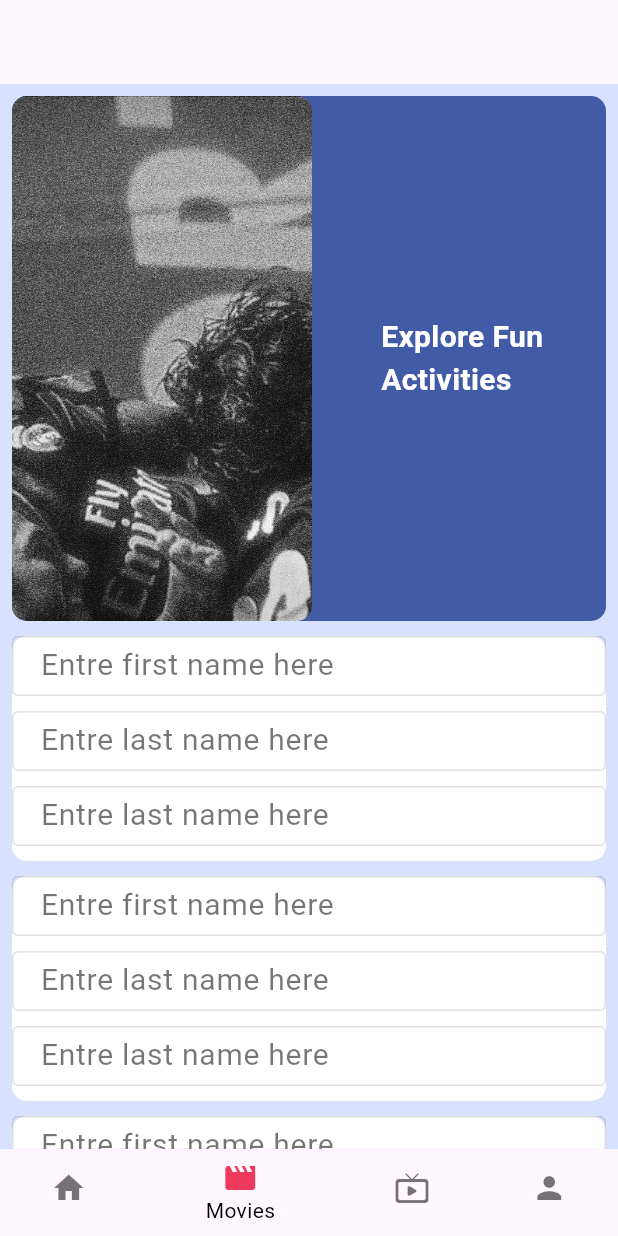
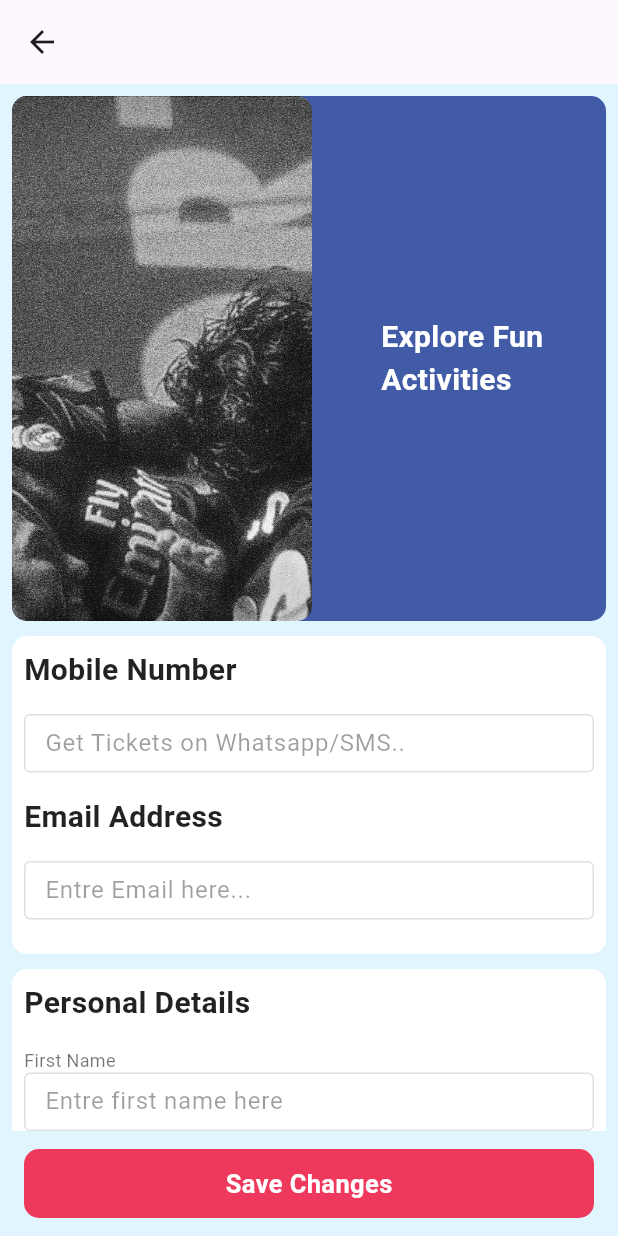
Before and after one commit to Animesh-d27/bookngo, a Flutter app: the EditProfileScreeen screen opened directly, on a phone screen of 412 x 824 dp. Run offline on Flutter 3.47's test engine with Material 3 defaults, Android fonts, the light colour scheme and no system bars; our stand-ins replace carousel_slider, intl_phone_field, pinput.

Commit message:
Bk:Changes made in dev.

```diff
--- a/lib/configs/app_dimensions.dart
+++ b/lib/configs/app_dimensions.dart
@@ -10,4 +10,5 @@ const double kDashboardHorizontalPadding = 20;
 const double kDashboardVerticalPadding = 10;
 const double kBackIconSize = 25;
 const double kTextFormFieldPadding = 15;
+const double kLeftTextFormFieldPadding = 10;
 const double kElevatedButtonHeight = 50;
--- a/lib/main.dart
+++ b/lib/main.dart
@@ -1,4 +1,4 @@
-import 'package:bookngo/screens/myProfileScreen/editProfileScreen/edit_profile_screen.dart';
+import 'package:bookngo/screens/splashScreen/bookngo_splash_screen.dart';
 import 'package:flutter/material.dart';
 
 void main() {
@@ -12,7 +12,7 @@ class MyApp extends StatelessWidget {
   Widget build(BuildContext context) {
     return const MaterialApp(
       debugShowCheckedModeBanner: false,
-      home: EditProfileScreeen(),
+      home: SplashScreen(),
     );
   }
 }
--- a/lib/screens/homeScreen/home_screen.dart
+++ b/lib/screens/homeScreen/home_screen.dart
@@ -17,7 +17,7 @@ class HomesScreen extends StatelessWidget {
     return Scaffold(
         backgroundColor: Colors.white,
         appBar: const CustomAppBarHomeScreen(),
-        bottomNavigationBar: const BottomNavBar(),
+        bottomNavigationBar:  BottomNavBar(),
         body: SingleChildScrollView(
             physics: const BouncingScrollPhysics(),
             child: Column(
--- a/lib/screens/myProfileScreen/editProfileScreen/edit_profile_screen.dart
+++ b/lib/screens/myProfileScreen/editProfileScreen/edit_profile_screen.dart
@@ -1,8 +1,7 @@
-import 'package:bookngo/configs/app_color.dart';
 import 'package:bookngo/configs/spacing.dart';
 import 'package:bookngo/screens/homeScreen/widgets/recommendationcards/recommendation_container.dart';
 import 'package:bookngo/screens/myProfileScreen/widgets/textFormFieldWidget/my_Profile_Text_Form_Field.dart';
-import 'package:bookngo/utils/bottomNavBar/bottom_nav_bar.dart';
+import 'package:bookngo/utils/bottomNavBar/save_edit_profile_bottom_bar.dart';
 import 'package:bookngo/utils/constants/string_constants.dart';
 import 'package:bookngo/utils/home_screen_images.dart';
 import 'package:flutter/material.dart';
@@ -13,9 +12,9 @@ class EditProfileScreeen extends StatelessWidget {
   @override
   Widget build(BuildContext context) {
     return Scaffold(
-        backgroundColor: AppColor.lightestBlue,
+        backgroundColor: Colors.lightBlue.shade50,
         appBar: AppBar(),
-        bottomNavigationBar: const BottomNavBar(),
+        bottomNavigationBar: SaveEditProfileBottomBar(),
         body: Padding(
             padding: const EdgeInsets.only(
                 top: bodyPadding, left: bodyPadding, right: bodyPadding),
@@ -29,56 +28,146 @@ class EditProfileScreeen extends StatelessWidget {
                   Container(
                       decoration: const BoxDecoration(
                           color: Colors.white,
-                          borderRadius:
-                          BorderRadius.all(Radius.circular(10))),
-                      child: const Column(crossAxisAlignment: CrossAxisAlignment.center,mainAxisAlignment: MainAxisAlignment.center,children: [
+                          borderRadius: BorderRadius.all(Radius.circular(10))),
+                      child: const Padding(
+                          padding: EdgeInsets.all(8.0),
+                          child: Column(
+                              crossAxisAlignment: CrossAxisAlignment.start,
+                              mainAxisAlignment: MainAxisAlignment.start,
+                              children: [
+                                Text('Mobile Number',
+                                    style: TextStyle(
+                                        fontSize: 20,
+                                        fontWeight: FontWeight.bold,
+                                        color: Colors.black87)),
+                                SizedBox(height: spacingBetweenWidgets),
                                 MyProfileTextFormField(
-                            hintText: 'Entre first name here'),
-                        SizedBox(height: 10),
+                                    hintText: 'Get Tickets on Whatsapp/SMS..'),
+                                SizedBox(height: spacingBetweenWidgets),
+                                Text('Email Address',
+                                    style: TextStyle(
+                                        fontSize: 20,
+                                        fontWeight: FontWeight.bold,
+                                        color: Colors.black87)),
+                                SizedBox(height: spacingBetweenWidgets),
                                 MyProfileTextFormField(
-                            hintText: 'Entre last name here'),
-                        SizedBox(height: 10),
-                        MyProfileTextFormField(
-                            hintText: 'Entre last name here'),
-                        SizedBox(height: 10)
-                      ])),
+                                    hintText: 'Entre Email here...'),
+                                SizedBox(height: spacingBetweenWidgets)
+                              ]))),
                   const SizedBox(height: 10),
-
                   Container(
                       decoration: const BoxDecoration(
                           color: Colors.white,
-                          borderRadius:
-                          BorderRadius.all(Radius.circular(10))),
-                      child: const Column(crossAxisAlignment: CrossAxisAlignment.center,mainAxisAlignment: MainAxisAlignment.center,children: [
-
+                          borderRadius: BorderRadius.all(Radius.circular(10))),
+                      child: const Padding(
+                          padding: EdgeInsets.all(8.0),
+                          child: Column(
+                              crossAxisAlignment: CrossAxisAlignment.start,
+                              mainAxisAlignment: MainAxisAlignment.start,
+                              children: [
+                                Text('Personal Details',
+                                    style: TextStyle(
+                                        fontSize: 20,
+                                        fontWeight: FontWeight.bold,
+                                        color: Colors.black87)),
+                                SizedBox(height: spacingBetweenWidgets),
+                                Text('First Name',
+                                    style: TextStyle(
+                                        fontSize: 12,
+                                        fontWeight: FontWeight.normal,
+                                        color: Colors.black54)),
                                 MyProfileTextFormField(
                                     hintText: 'Entre first name here'),
-                        SizedBox(height: 10),
+                                SizedBox(height: spacingBetweenWidgets),
+                                Text('First Name',
+                                    style: TextStyle(
+                                        fontSize: 12,
+                                        fontWeight: FontWeight.normal,
+                                        color: Colors.black54)),
+                                MyProfileTextFormField(
+                                    hintText: 'Entre middle name here'),
+                                SizedBox(height: spacingBetweenWidgets),
+                                Text('First Name',
+                                    style: TextStyle(
+                                        fontSize: 12,
+                                        fontWeight: FontWeight.normal,
+                                        color: Colors.black54)),
                                 MyProfileTextFormField(
                                     hintText: 'Entre last name here'),
-                        SizedBox(height: 10),
-                        MyProfileTextFormField(
-                            hintText: 'Entre last name here'),
-                        SizedBox(height: 10)
-                      ])),
+                                SizedBox(height: spacingBetweenWidgets)
+                              ]))),
                   const SizedBox(height: 10),
-
                   Container(
                       decoration: const BoxDecoration(
                           color: Colors.white,
-                          borderRadius:
-                          BorderRadius.all(Radius.circular(10))),
-                      child: const Column(crossAxisAlignment: CrossAxisAlignment.center,mainAxisAlignment: MainAxisAlignment.center,children: [
+                          borderRadius: BorderRadius.all(Radius.circular(10))),
+                      child: const Padding(
+                          padding: EdgeInsets.all(8.0),
+                          child: Column(
+                              crossAxisAlignment: CrossAxisAlignment.start,
+                              mainAxisAlignment: MainAxisAlignment.start,
+                              children: [
+                                Text('Address (Optional)',
+                                    style: TextStyle(
+                                        fontSize: 20,
+                                        fontWeight: FontWeight.bold,
+                                        color: Colors.black87)),
+                                SizedBox(height: spacingBetweenWidgets),
+                                Text('Area Pincode',
+                                    style: TextStyle(
+                                        fontSize: 12,
+                                        fontWeight: FontWeight.normal,
+                                        color: Colors.black54)),
                                 MyProfileTextFormField(
-                            hintText: 'Entre first name here'),
-                        SizedBox(height: 10),
+                                    hintText: 'Entre Area Pincode eg.440013'),
+                                SizedBox(height: spacingBetweenWidgets),
+                                Text('Address Line 1',
+                                    style: TextStyle(
+                                        fontSize: 12,
+                                        fontWeight: FontWeight.normal,
+                                        color: Colors.black54)),
+                                MyProfileTextFormField(
+                                    hintText: 'Flat No.,House No.,Building...'),
+                                SizedBox(height: spacingBetweenWidgets),
+                                Text('Address Line 2',
+                                    style: TextStyle(
+                                        fontSize: 12,
+                                        fontWeight: FontWeight.normal,
+                                        color: Colors.black54)),
+                                MyProfileTextFormField(
+                                    hintText: 'Sector,Colony,Area,Street...'),
+                                SizedBox(height: spacingBetweenWidgets),
+                                Text('Landmark',
+                                    style: TextStyle(
+                                        fontSize: 12,
+                                        fontWeight: FontWeight.normal,
+                                        color: Colors.black54)),
+                                MyProfileTextFormField(
+                                    hintText: 'Eg.B/h Ganraj Lawn'),
+                                SizedBox(height: spacingBetweenWidgets),
+                                Text('First Name',
+                                    style: TextStyle(
+                                        fontSize: 12,
+                                        fontWeight: FontWeight.normal,
+                                        color: Colors.black54)),
                                 MyProfileTextFormField(
                                     hintText: 'Entre last name here'),
-                        SizedBox(height: 10),
+                                SizedBox(height: spacingBetweenWidgets),
+                                Text('First Name',
+                                    style: TextStyle(
+                                        fontSize: 12,
+                                        fontWeight: FontWeight.normal,
+                                        color: Colors.black54)),
                                 MyProfileTextFormField(
                                     hintText: 'Entre last name here'),
-                        SizedBox(height: 10)
-                      ]))
+                                SizedBox(height: spacingBetweenWidgets)
+                              ]))),
+                  const SizedBox(height: 10),
+                  Text('I agree to the Terms &Conditions and Privacy Policy.',
+                      style: TextStyle(
+                          fontSize: 12,
+                          fontWeight: FontWeight.normal,
+                          color: Colors.black54))
                 ]))));
   }
 }
--- /dev/null
+++ b/lib/screens/myProfileScreen/my_profile_screen.dart
@@ -0,0 +1,13 @@
+import 'package:bookngo/utils/appBar/custom_appbar_myProfile_screen.dart';
+import 'package:flutter/material.dart';
+
+class MyProfileScreen extends StatelessWidget {
+  const MyProfileScreen({super.key});
+
+  @override
+  Widget build(BuildContext context) {
+    return Scaffold(
+      appBar: CustomAppBarMyProfileScreen()
+    );
+  }
+}
--- a/lib/screens/myProfileScreen/widgets/textFormFieldWidget/my_Profile_Text_Form_Field.dart
+++ b/lib/screens/myProfileScreen/widgets/textFormFieldWidget/my_Profile_Text_Form_Field.dart
@@ -15,13 +15,13 @@ class MyProfileTextFormField extends StatelessWidget {
             constraints: const BoxConstraints(maxHeight: 40),
             contentPadding: const EdgeInsets.only(
                 top: kTextFormFieldPadding,
-                left: kTextFormFieldPadding,
+                left: kLeftTextFormFieldPadding,
                 right: kTextFormFieldPadding),
             enabledBorder: const OutlineInputBorder(
                 borderSide: BorderSide(color: Colors.black12)),
             border: const OutlineInputBorder(
                 borderSide: BorderSide(color: Colors.black12)),
             hintText: hintText,
-            hintStyle: const TextStyle(fontSize: 20, color: Colors.black54)));
+            hintStyle: const TextStyle(fontSize:16, color: Colors.black38,fontWeight: FontWeight.normal )));
   }
 }
--- a/lib/utils/appBar/custom_appbar_homescreen.dart
+++ b/lib/utils/appBar/custom_appbar_homescreen.dart
@@ -1,4 +1,4 @@
-import 'package:bookngo/screens/notificationScreen/notification_screen.dart';
+import 'package:bookngo/screens/myProfileScreen/my_profile_screen.dart';
 import 'package:flutter/foundation.dart';
 import 'package:flutter/material.dart';
 
@@ -48,13 +48,13 @@ class CustomAppBarHomeScreen extends StatelessWidget
                     IconButton(
                         highlightColor: Colors.transparent,
                         iconSize: 25,
-                        icon: const Icon(Icons.notifications_none_rounded),
+                        icon: const Icon(Icons.person_2_rounded),
                         onPressed: () {
                           Navigator.push(
                               context,
                               MaterialPageRoute(
                                   builder: (BuildContext context) =>
-                                      const NotificationScreen()));
+                                      const MyProfileScreen()));
                         },
                         color: Colors.black54),
                     IconButton(
--- /dev/null
+++ b/lib/utils/appBar/custom_appbar_myProfile_screen.dart
@@ -0,0 +1,41 @@
+import 'package:bookngo/screens/myProfileScreen/editProfileScreen/edit_profile_screen.dart';
+import 'package:flutter/material.dart';
+
+class CustomAppBarMyProfileScreen extends StatelessWidget
+    implements PreferredSizeWidget {
+  const CustomAppBarMyProfileScreen({super.key});
+
+  @override
+  Widget build(BuildContext context) {
+    return Container(
+        padding: EdgeInsets.only(top: MediaQuery.of(context).padding.top),
+        height: 70,
+        color: Colors.white, // Custom background color
+        child: Row(
+            mainAxisAlignment: MainAxisAlignment.start,
+            crossAxisAlignment: CrossAxisAlignment.center,
+            children: [
+              SizedBox(
+                  width: 280,
+                  child: ListTile(
+                      title: const Text('Hi !',
+                          style: TextStyle(
+                              color: Colors.black,
+                              fontSize: 25,
+                              fontWeight: FontWeight.w900)),
+                      subtitle: GestureDetector(
+                          onTap: () {
+                            Navigator.push(context,
+                                MaterialPageRoute(builder: (context) =>  EditProfileScreeen()));
+                          },
+                          child: const Text('Edit Profile >',
+                              style: TextStyle(
+                                  color: Colors.grey,
+                                  fontSize: 13,
+                                  fontWeight: FontWeight.normal)))))
+            ]));
+  }
+
+  @override
+  Size get preferredSize => const Size.fromHeight(90);
+}
--- /dev/null
+++ b/lib/utils/bottomNavBar/save_edit_profile_bottom_bar.dart
@@ -0,0 +1,30 @@
+import 'package:bookngo/configs/app_color.dart';
+import 'package:flutter/material.dart';
+
+class SaveEditProfileBottomBar extends StatelessWidget {
+
+  const SaveEditProfileBottomBar({super.key});
+
+  @override
+  Widget build(BuildContext context) {
+    return BottomAppBar(
+        color: Colors.transparent,
+        height: 70,
+        elevation: 0,
+        child: GestureDetector(
+          onTap: () {Navigator.pop(context);},
+          child: Container(
+            decoration: const BoxDecoration(
+                color: AppColor.redTheme,
+                borderRadius: BorderRadius.all(Radius.circular(10))),
+            child: Center(
+              child: Text('Save Changes',
+                  style: TextStyle(
+                      fontSize: 17,
+                      fontWeight: FontWeight.bold,
+                      color: Colors.white)),
+            ),
+          ),
+        ));
+  }
+}
```
Lines whose indentation alone changed are shown as unchanged.
